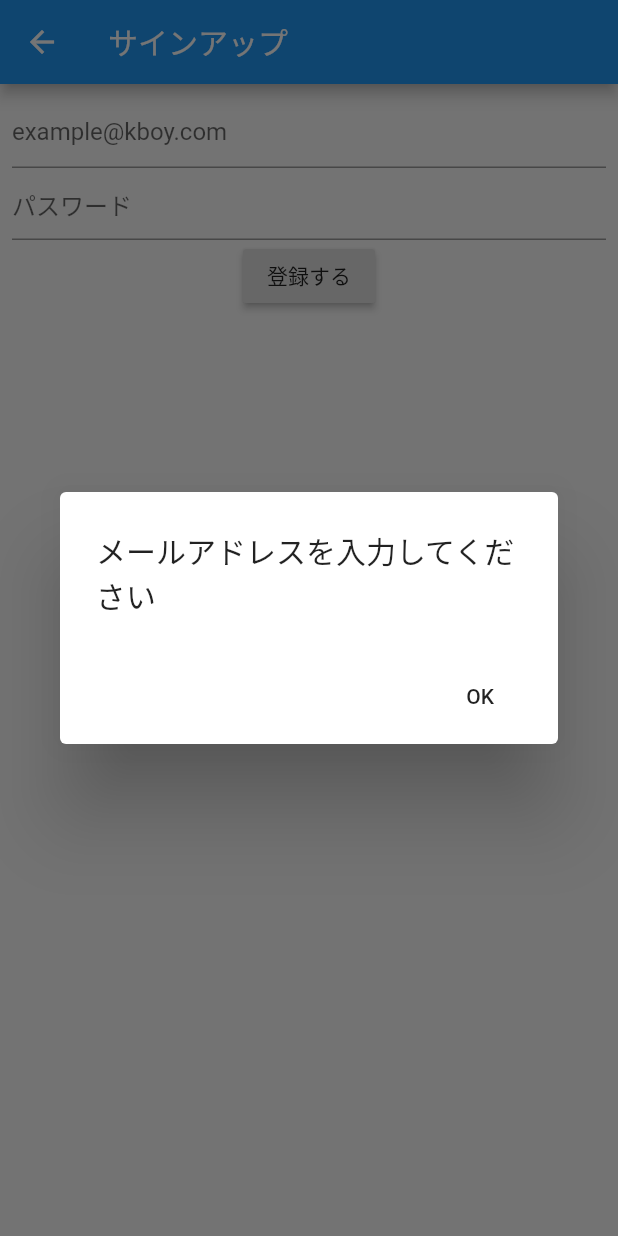
After one commit to Uetake-code/coriander, a Flutter app: the SignUpPage screen opened directly, after a tap on "登録する", on a phone screen of 412 x 824 dp. The commit adds this screen. Run offline on Flutter 3.47's test engine with Material 2 defaults, Android fonts, the phone set to English and light mode, and no system bars; our stand-ins replace cloud_firestore, firebase_auth; accounts and stored records are empty.

```diff
--- a/lib/book_list_page.dart
+++ b/lib/book_list_page.dart
@@ -1,8 +1,10 @@
-import 'package:coriander/add_book_page.dart';
 import 'package:coriander/book.dart';
-import 'package:coriander/book_list_model.dart';
+import 'package:flutter/cupertino.dart';
 import 'package:flutter/material.dart';
 import 'package:provider/provider.dart';
+
+import 'add_book_page.dart';
+import 'book_list_model.dart';
 
 class BookListPage extends StatelessWidget {
   @override
--- /dev/null
+++ b/lib/domain/book.dart
@@ -0,0 +1 @@
+// TODO Implement this library.
--- /dev/null
+++ b/lib/presentation/signup/signup_model.dart
@@ -0,0 +1 @@
+// TODO Implement this library.
--- /dev/null
+++ b/lib/signup/signup_model.dart
@@ -0,0 +1,35 @@
+import 'package:cloud_firestore/cloud_firestore.dart';
+import 'package:firebase_auth/firebase_auth.dart';
+import 'package:flutter/material.dart';
+
+class SignUpModel extends ChangeNotifier {
+  String mail = '';
+  String password = '';
+
+  final FirebaseAuth _auth = FirebaseAuth.instance;
+
+  Future signUp() async {
+    if (mail.isEmpty) {
+      throw ('メールアドレスを入力してください');
+    }
+
+    if (password.isEmpty) {
+      throw ('パスワードを入力してください');
+    }
+
+    // todo
+    final FirebaseUser user = (await _auth.createUserWithEmailAndPassword(
+      email: mail,
+      password: password,
+    ))
+        .user;
+    final email = user.email;
+
+    Firestore.instance.collection('users').add(
+      {
+        'email': email,
+        'createdAt': Timestamp.now(),
+      },
+    );
+  }
+}
--- /dev/null
+++ b/lib/signup/signup_page.dart
@@ -0,0 +1,85 @@
+import 'package:coriander/domain/book.dart';
+import 'package:coriander/presentation/signup/signup_model.dart';
+import 'package:coriander/signup/signup_model.dart';
+import 'package:flutter/material.dart';
+import 'package:provider/provider.dart';
+
+class SignUpPage extends StatelessWidget {
+  @override
+  Widget build(BuildContext context) {
+    final mailController = TextEditingController();
+    final passwordController = TextEditingController();
+
+    return ChangeNotifierProvider<SignUpModel>(
+      create: (_) => SignUpModel(),
+      child: Scaffold(
+        appBar: AppBar(
+          title: Text('サインアップ'),
+        ),
+        body: Consumer<SignUpModel>(
+          builder: (context, model, child) {
+            return Padding(
+              padding: const EdgeInsets.all(8.0),
+              child: Column(
+                children: <Widget>[
+                  TextField(
+                    decoration: InputDecoration(
+                      hintText: 'example@kboy.com',
+                    ),
+                    controller: mailController,
+                    onChanged: (text) {
+                      model.mail = text;
+                    },
+                  ),
+                  TextField(
+                    decoration: InputDecoration(
+                      hintText: 'パスワード',
+                    ),
+                    obscureText: true,
+                    controller: passwordController,
+                    onChanged: (text) {
+                      model.password = text;
+                    },
+                  ),
+                  RaisedButton(
+                    child: Text('登録する'),
+                    onPressed: () async {
+                      try {
+                        await model.signUp();
+                        _showDialog(context, '登録完了しました');
+                      } catch (e) {
+                        _showDialog(context, e.toString());
+                      }
+                    },
+                  ),
+                ],
+              ),
+            );
+          },
+        ),
+      ),
+    );
+  }
+
+  Future _showDialog(
+    BuildContext context,
+    String title,
+  ) {
+    showDialog(
+      context: context,
+      builder: (BuildContext context) {
+        return AlertDialog(
+          title: Text(title),
+          actions: <Widget>[
+            FlatButton(
+              child: Text('OK'),
+              onPressed: () {
+                Navigator.of(context).pop();
+              },
+            ),
+          ],
+        );
+      },
+    );
+  }
+}
--- a/pubspec.yaml
+++ b/pubspec.yaml
@@ -16,6 +16,7 @@ dependencies:
   provider: ^4.1.3
   firebase_core: ^0.4.5  # add dependency for Firebase Core
   cloud_firestore: ^0.13.6
+  firebase_auth: ^0.16.1
 
 
 
```
Also changed, not shown: lib/login_model.dart (added, +28 -0 lines), lib/login_page.dart (added, +86 -0 lines), lib/main.dart (+15 -2 lines), pubspec.lock.
